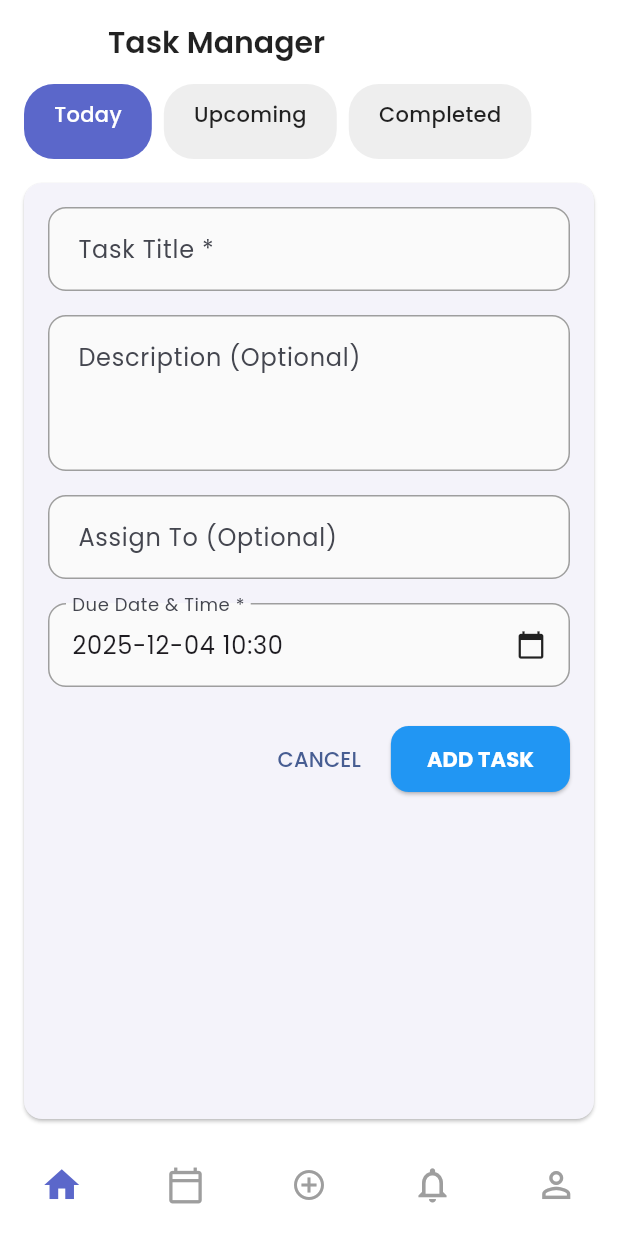
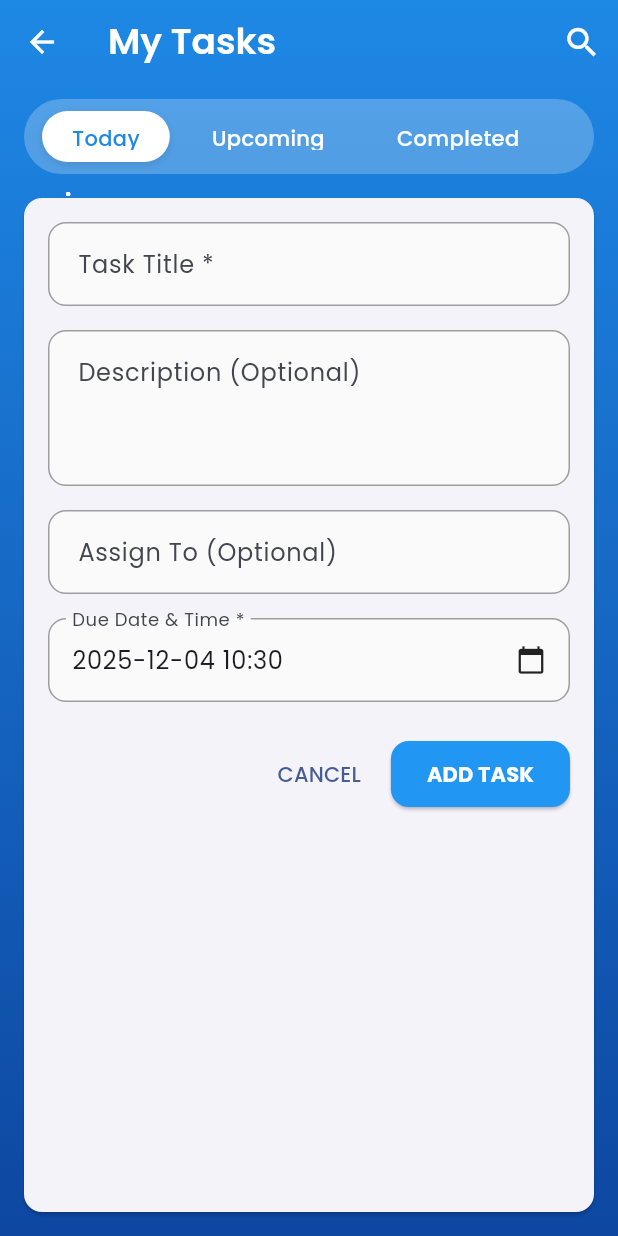
Before and after one commit to Chieyo/BidaTask, a Flutter app: the TaskManagerScreen screen opened by its route, after a tap on the "add" icon, on a phone screen of 412 x 824 dp. Run offline on Flutter 3.47's test engine with Material 3 defaults, Android fonts, the phone set to English and light mode, and no system bars; our stand-ins replace flutter_dotenv, flutter_map, geocoding, geolocator, google_fonts, google_maps_flutter and 6 more; accounts and stored records are empty.

Commit message:
fix[task_manager_screen]: fix screen UI

```diff
--- a/frontend/lib/presentation/screens/task_manager_screen.dart
+++ b/frontend/lib/presentation/screens/task_manager_screen.dart
@@ -4,6 +4,7 @@ import '../../domain/models/task.dart';
 import '../../domain/enums/task_status.dart';
 import '../widgets/task_item.dart';
 import '../widgets/task_form.dart';
+import '../widgets/background/animated_background.dart';
 
 class TaskManagerScreen extends StatefulWidget {
   const TaskManagerScreen({Key? key}) : super(key: key);
@@ -275,21 +276,7 @@ class _TaskManagerScreenState extends State<TaskManagerScreen> with SingleTicker
   int _selectedIndex = 0;
   final List<String> _tabs = ['Today', 'Upcoming', 'Completed'];
 
-  @override
-  Widget build(BuildContext context) {
-    final activeTasks = _tasks.where((task) => task.status != TaskStatus.completed).toList();
-    final completedTasks = _tasks.where((task) => task.status == TaskStatus.completed).toList();
-    final todayTasks = activeTasks.where((task) =>
-      task.dueDate.day == DateTime.now().day &&
-      task.dueDate.month == DateTime.now().month &&
-      task.dueDate.year == DateTime.now().year
-    ).toList();
-
-    final upcomingTasks = activeTasks.where((task) =>
-      task.dueDate.isAfter(DateTime.now().add(const Duration(days: 1)))
-    ).toList();
-
-    if (_isLoading) {
+  Widget _buildLoadingScreen() {
     return const Scaffold(
       body: Center(
         child: CircularProgressIndicator(),
@@ -297,7 +284,7 @@ class _TaskManagerScreenState extends State<TaskManagerScreen> with SingleTicker
     );
   }
 
-    if (_errorMessage != null) {
+  Widget _buildErrorScreen() {
     return Scaffold(
       body: Center(
         child: Column(
@@ -319,31 +306,59 @@ class _TaskManagerScreenState extends State<TaskManagerScreen> with SingleTicker
     );
   }
 
-    return Scaffold(
+  @override
+  Widget build(BuildContext context) {
+    final activeTasks = _tasks.where((task) => task.status != TaskStatus.completed).toList();
+    final completedTasks = _tasks.where((task) => task.status == TaskStatus.completed).toList();
+    final todayTasks = activeTasks.where((task) =>
+      task.dueDate.day == DateTime.now().day &&
+      task.dueDate.month == DateTime.now().month &&
+      task.dueDate.year == DateTime.now().year
+    ).toList();
+
+    final upcomingTasks = activeTasks.where((task) =>
+      task.dueDate.isAfter(DateTime.now().add(const Duration(days: 1)))
+    ).toList();
+
+    if (_isLoading) {
+      return _buildLoadingScreen();
+    }
+
+    if (_errorMessage != null) {
+      return _buildErrorScreen();
+    }
+
+    return AnimatedBackground(
+      child: Scaffold(
+        extendBody: true,
+        backgroundColor: Colors.transparent,
         appBar: AppBar(
           title: Text(
-          'Task Manager',
+            'My Tasks',
             style: GoogleFonts.poppins(
-            fontSize: 20,
+              fontSize: 24,
               fontWeight: FontWeight.w600,
-            color: Colors.black87,
+              color: Colors.white,
             ),
           ),
+          backgroundColor: Colors.transparent,
+          elevation: 0,
           actions: [
             IconButton(
-            icon: const Icon(Icons.search, size: 28),
-            onPressed: () {},
-          ),
-          IconButton(
-            icon: const Icon(Icons.more_vert, size: 28),
+              icon: const Icon(Icons.search, size: 26, color: Colors.white),
               onPressed: () {},
             ),
           ],
           bottom: PreferredSize(
-          preferredSize: const Size.fromHeight(50),
+            preferredSize: const Size.fromHeight(60),
             child: Container(
               height: 50,
-            padding: const EdgeInsets.symmetric(horizontal: 16),
+              margin: const EdgeInsets.symmetric(horizontal: 16),
+              padding: const EdgeInsets.symmetric(horizontal: 8, vertical: 4),
+              decoration: BoxDecoration(
+                color: Colors.white24,
+                borderRadius: BorderRadius.circular(30),
+              ),
               child: ListView.builder(
                 scrollDirection: Axis.horizontal,
                 itemCount: _tabs.length,
@@ -355,19 +370,31 @@ class _TaskManagerScreenState extends State<TaskManagerScreen> with SingleTicker
                       });
                     },
                     child: Container(
-                    padding: const EdgeInsets.symmetric(horizontal: 20, vertical: 10),
-                    margin: const EdgeInsets.only(right: 8),
+                      padding: const EdgeInsets.symmetric(horizontal: 20, vertical: 8),
+                      margin: const EdgeInsets.symmetric(horizontal: 4, vertical: 4),
                       decoration: BoxDecoration(
                         color: _selectedIndex == index
-                          ? const Color(0xFF5B67CA)
-                          : Colors.grey[200],
+                            ? Colors.white
+                            : Colors.transparent,
                         borderRadius: BorderRadius.circular(20),
+                        boxShadow: _selectedIndex == index
+                            ? [
+                                BoxShadow(
+                                  color: Colors.black.withOpacity(0.1),
+                                  blurRadius: 4,
+                                  offset: const Offset(0, 2),
+                                ),
+                              ]
+                            : null,
                       ),
                       child: Text(
                         _tabs[index],
                         style: GoogleFonts.poppins(
-                        color: _selectedIndex == index ? Colors.white : Colors.black87,
+                          color: _selectedIndex == index
+                              ? const Color(0xFF1E88E5)
+                              : Colors.white,
                           fontWeight: FontWeight.w500,
+                          fontSize: 14,
                         ),
                       ),
                     ),
@@ -377,7 +404,9 @@ class _TaskManagerScreenState extends State<TaskManagerScreen> with SingleTicker
             ),
           ),
         ),
-      body: _showTaskForm
+        body: Stack(
+          children: [
+            _showTaskForm
                 ? TaskForm(
                     initialTask: _editingTask,
                     onSubmit: _handleTaskUpdated,
@@ -386,57 +415,38 @@ class _TaskManagerScreenState extends State<TaskManagerScreen> with SingleTicker
                       _editingTask = null;
                     }),
                   )
-          : _buildTaskList(_selectedIndex == 0
+                : Container(
+                    margin: const EdgeInsets.only(top: 8),
+                    decoration: const BoxDecoration(
+                      color: Colors.white,
+                      borderRadius: BorderRadius.vertical(top: Radius.circular(24)),
+                    ),
+                    child: _buildTaskList(
+                      _selectedIndex == 0
                           ? todayTasks
                           : _selectedIndex == 1
                               ? upcomingTasks
-                : completedTasks),
-      floatingActionButton: _showTaskForm
-          ? null
-          : FloatingActionButton(
-              backgroundColor: const Color(0xFF5B67CA),
+                              : completedTasks
+                    ),
+                  ),
+            if (!_showTaskForm)
+              Positioned(
+                right: 24,
+                bottom: 24,
+                child: FloatingActionButton(
+                  backgroundColor: const Color(0xFFFFD700),
+                  elevation: 4,
                   onPressed: () {
                     setState(() {
                       _editingTask = null;
                       _showTaskForm = true;
                     });
                   },
-              child: const Icon(Icons.add, size: 32, color: Colors.white),
+                  child: const Icon(Icons.add, size: 32, color: Colors.black87),
                 ),
-      bottomNavigationBar: BottomNavigationBar(
-        currentIndex: 0,
-        type: BottomNavigationBarType.fixed,
-        selectedItemColor: const Color(0xFF5B67CA),
-        unselectedItemColor: Colors.grey,
-        showSelectedLabels: false,
-        showUnselectedLabels: false,
-        items: const [
-          BottomNavigationBarItem(
-            icon: Icon(Icons.home_outlined, size: 28),
-            activeIcon: Icon(Icons.home, size: 28),
-            label: 'Home',
-          ),
-          BottomNavigationBarItem(
-            icon: Icon(Icons.calendar_today_outlined, size: 26),
-            activeIcon: Icon(Icons.calendar_today, size: 26),
-            label: 'Calendar',
-          ),
-          BottomNavigationBarItem(
-            icon: Icon(Icons.add_circle_outline, size: 24),
-            activeIcon: Icon(Icons.add_circle, size: 24),
-            label: 'Add',
-          ),
-          BottomNavigationBarItem(
-            icon: Icon(Icons.notifications_none_outlined, size: 28),
-            activeIcon: Icon(Icons.notifications, size: 28),
-            label: 'Notifications',
-          ),
-          BottomNavigationBarItem(
-            icon: Icon(Icons.person_outline, size: 28),
-            activeIcon: Icon(Icons.person, size: 28),
-            label: 'Profile',
               ),
           ],
+        ),
       ),
     );
   }
```
Lines whose indentation alone changed are shown as unchanged.
